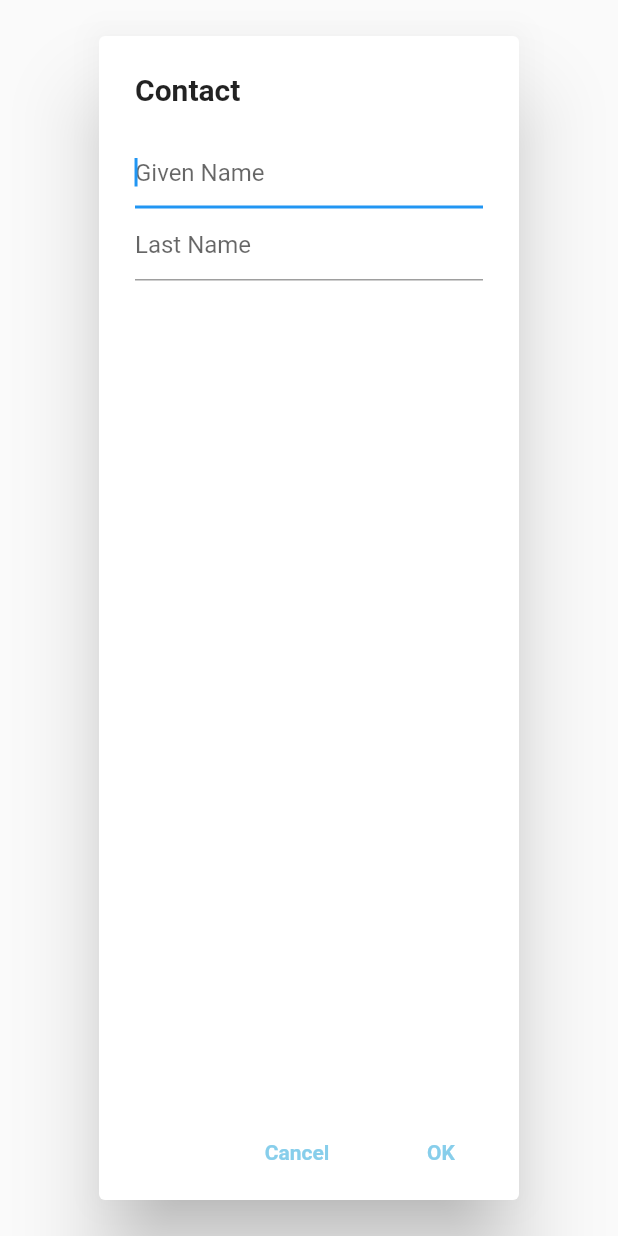
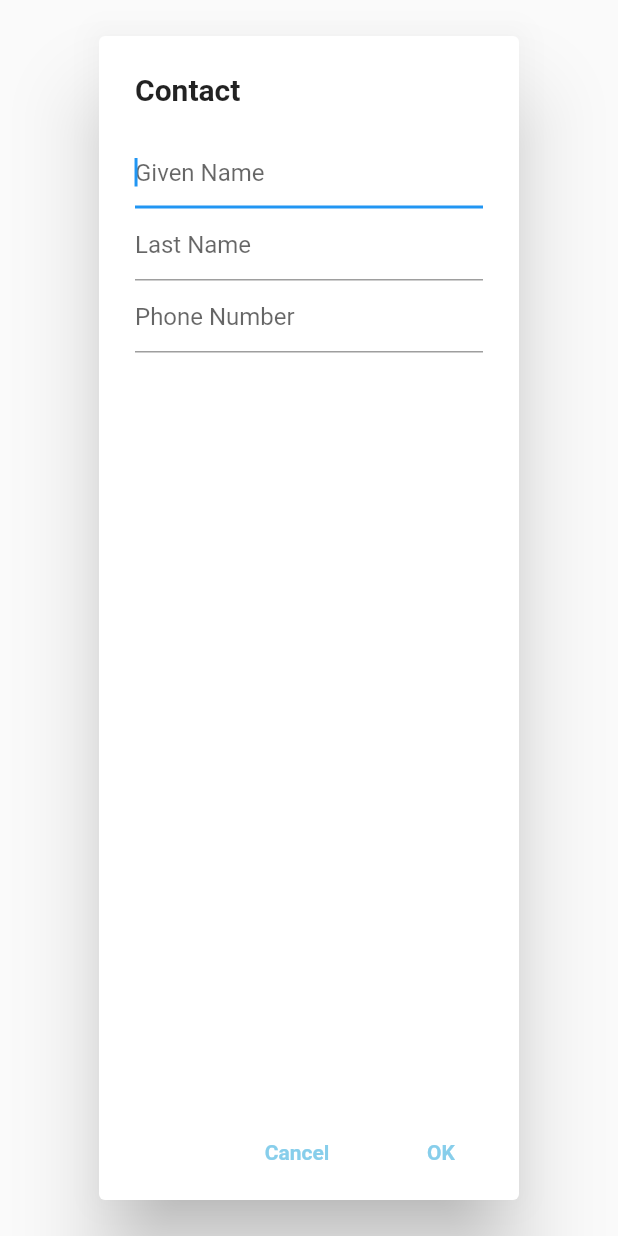
Before and after one commit to derekhskim/Contact-App, a Flutter app: the DialogUI widget shown alone on an empty page, opened directly, after a tap on "OK", on a phone screen of 412 x 824 dp. Run offline on Flutter 3.47's test engine with Material 2 defaults, Android fonts, the phone set to English and light mode, and no system bars; our stand-ins replace contacts_service, permission_handler.

Commit message:
Edit
Add & Activate Textfield of Phone Number
Correct inputData3.Text with Item(value: inputData.text) enabling the data entry of User's Phone Number

```diff
--- a/lib/main.dart
+++ b/lib/main.dart
@@ -32,7 +32,6 @@ class _MyAppState extends State<MyApp> {
       // setState((){
       //   List<Contact> name = contacts;
       // });
-
     } else if (status.isDenied) {
       print('거절됨');
       Permission.contacts.request();
@@ -97,7 +96,7 @@ class DialogUI extends StatelessWidget {
   var addName;
   var inputData = TextEditingController();
   var inputData2 = TextEditingController();
-  // var inputData3 = TextEditingController();
+  var inputData3 = TextEditingController();
   TextEditingController phoneController = new TextEditingController(text: "");
   List<Item> phones = [];
 
@@ -116,10 +115,10 @@ class DialogUI extends StatelessWidget {
             decoration: InputDecoration(hintText: 'Last Name'),
             controller: inputData2,
           ),
-          // TextField(
-          //   decoration: InputDecoration(hintText: 'Phone Number'),
-          //   controller: phoneController,
-          // ),
+          TextField(
+            decoration: InputDecoration(hintText: 'Phone Number'),
+            controller: inputData3,
+          ),
         ]),
       actions: [
         FlatButton(
@@ -135,7 +134,7 @@ class DialogUI extends StatelessWidget {
             var newContact = Contact();
             newContact.givenName = inputData.text;
             newContact.familyName = inputData2.text;
-            // newContact.phones = phoneController as List<Item>?;
+            newContact.phones = [Item(value: inputData3.text)];
             ContactsService.addContact(newContact);
             addName(newContact);
             Navigator.pop(context, true);
```
